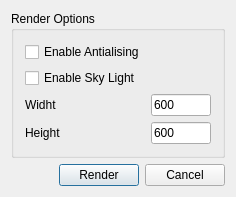
This is SceneModeller/SceneModeller/renderercontroller.ui in basarugur/bu-medialab as Qt 5 draws it before an edit. The edited form follows.
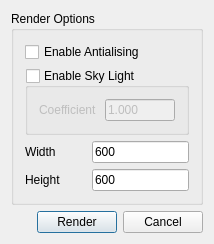
This is the edited form.

Diff of the .ui file:
```diff
--- a/SceneModeller/SceneModeller/renderercontroller.ui
+++ b/SceneModeller/SceneModeller/renderercontroller.ui
@@ -5,8 +5,8 @@
    <rect>
     <x>0</x>
     <y>0</y>
-    <width>236</width>
-    <height>179</height>
+    <width>214</width>
+    <height>219</height>
    </rect>
   </property>
   <property name="windowTitle" >
@@ -19,24 +19,17 @@
       <string>Render Options</string>
      </property>
      <layout class="QGridLayout" name="gridLayout" >
-      <item row="0" column="0" >
+      <item row="0" column="0" colspan="2" >
        <widget class="QCheckBox" name="checkBox" >
         <property name="text" >
          <string>Enable Antialising</string>
         </property>
        </widget>
       </item>
-      <item row="1" column="0" >
-       <widget class="QCheckBox" name="checkBox_2" >
-        <property name="text" >
-         <string>Enable Sky Light</string>
-        </property>
-       </widget>
-      </item>
       <item row="2" column="0" >
        <widget class="QLabel" name="Widht" >
         <property name="text" >
-         <string>Widht</string>
+         <string>Width</string>
         </property>
        </widget>
       </item>
@@ -73,6 +66,35 @@
         </property>
        </widget>
       </item>
+      <item row="1" column="0" colspan="2" >
+       <widget class="QGroupBox" name="groupBox_2" >
+        <property name="title" >
+         <string>Enable Sky Light</string>
+        </property>
+        <property name="checkable" >
+         <bool>true</bool>
+        </property>
+        <property name="checked" >
+         <bool>false</bool>
+        </property>
+        <layout class="QHBoxLayout" name="horizontalLayout_2" >
+         <item>
+          <widget class="QLabel" name="label" >
+           <property name="text" >
+            <string>Coefficient </string>
+           </property>
+          </widget>
+         </item>
+         <item>
+          <widget class="QLineEdit" name="lineEdit_3" >
+           <property name="text" >
+            <string>1.000</string>
+           </property>
+          </widget>
+         </item>
+        </layout>
+       </widget>
+      </item>
      </layout>
     </widget>
    </item>
```
